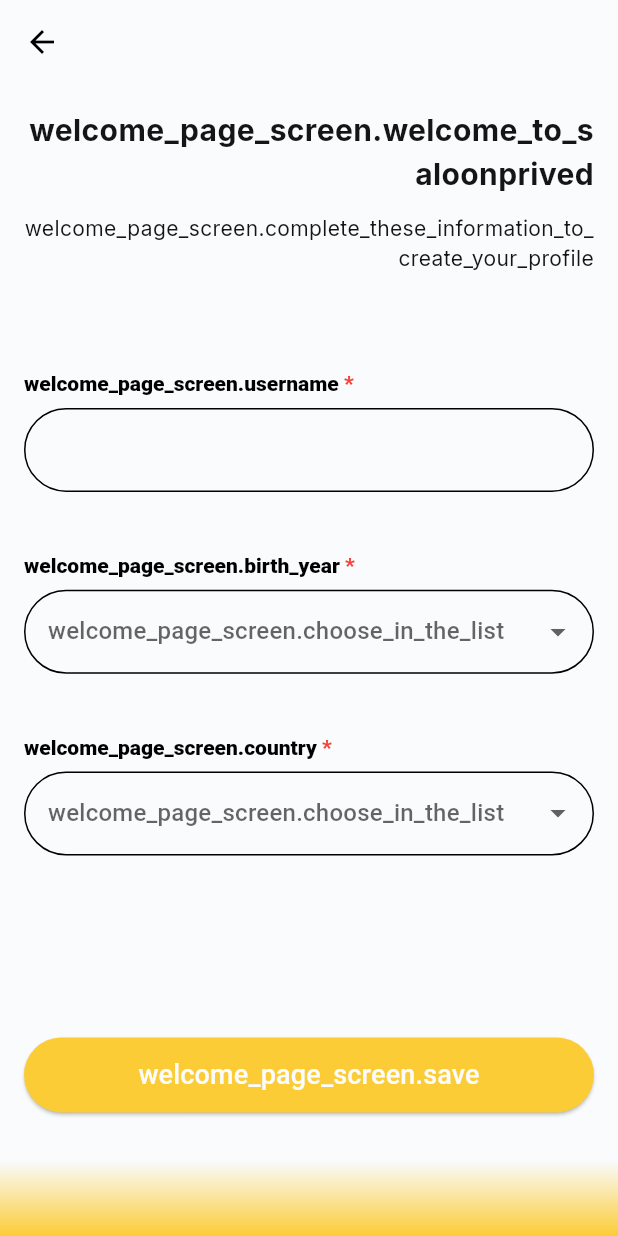
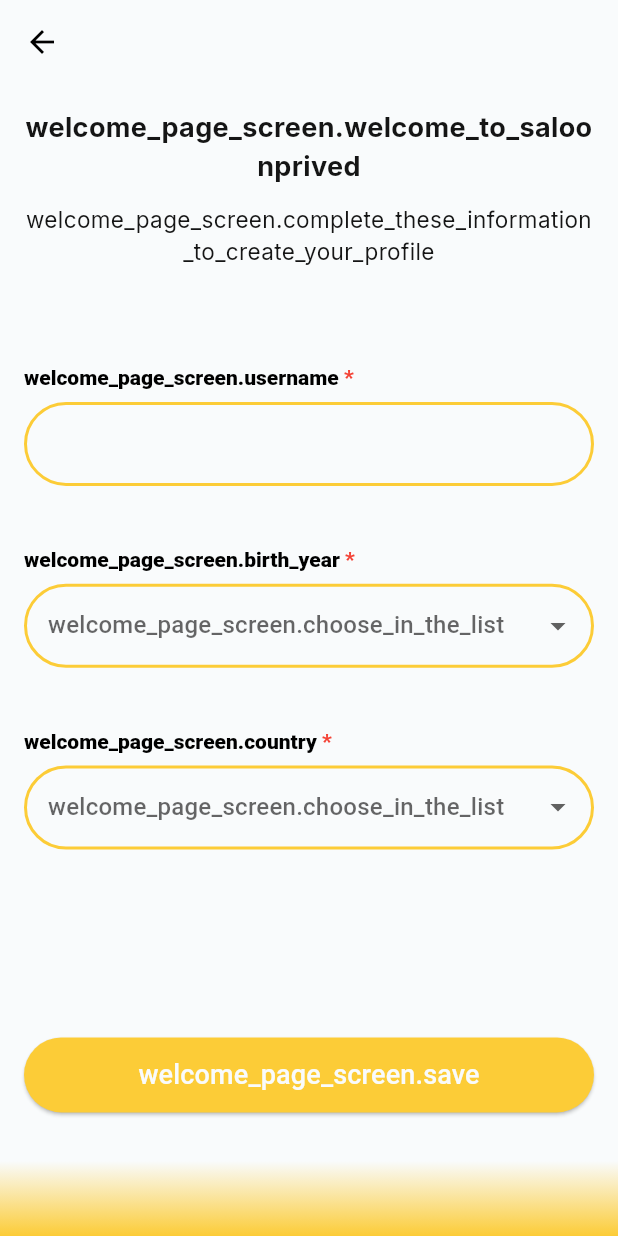
Before and after one commit to bantubeat/saloonprived_app_ui, a Flutter app: the ProfileCreationScreen screen opened directly, on a phone screen of 412 x 824 dp. Run offline on Flutter 3.47's test engine with Material 3 defaults, Android fonts, the phone set to English and light mode, and no system bars; our stand-ins replace carousel_slider, easy_localization, flutter_vector_icons, google_fonts, image_picker, url_strategy and 1 more.

Commit message:
ticket-2.1/profile-creation-screen update

```diff
--- a/lib/src/screens/profile_creation/profile_creation_screen.dart
+++ b/lib/src/screens/profile_creation/profile_creation_screen.dart
@@ -18,11 +18,22 @@ class _ProfileCreationScreenState extends State<ProfileCreationScreen> {
   String? selectedYear;
   String? selectedCountry;
 
+  // Ajoutez cette méthode pour calculer la taille du texte
+  double _calculateTextSize(BuildContext context) {
+    final screenSize = MediaQuery.of(context).size;
+    if (screenSize.width <= 375 && screenSize.height <= 667) {
+      return 16; // Taille de texte réduite pour les petits écrans
+    }
+    return 18; // Taille de texte par défaut pour les écrans plus grands
+  }
+
   @override
   Widget build(BuildContext context) {
+    // Calculez la taille du texte
+    final textSize = _calculateTextSize(context);
+
     return Scaffold(
-      appBar: AppBar(
-      ),
+      appBar: AppBar(),
       body: Stack(
         children: [
           Padding(
@@ -40,23 +51,53 @@ class _ProfileCreationScreenState extends State<ProfileCreationScreen> {
                           child: Column(
                             crossAxisAlignment: CrossAxisAlignment.stretch,
                             children: [
-                              Text(LocaleKeys.welcome_page_screen_welcome_to_saloonprived.tr(), textAlign: TextAlign.end, style: const TextStyle(fontSize: 20, fontWeight: FontWeight.bold),),
+                              Text(
+                                LocaleKeys
+                                    .welcome_page_screen_welcome_to_saloonprived
+                                    .tr(),
+                                textAlign: TextAlign.center,
+                                style: TextStyle(
+                                  fontSize:
+                                      textSize, // Utilisez la taille calculée
+                                  fontWeight: FontWeight.bold,
+                                ),
+                              ),
                               const SizedBox(height: 12),
-                              Text(LocaleKeys.welcome_page_screen_complete_these_information_to_create_your_profile.tr(), textAlign: TextAlign.end),
+                              Text(
+                                LocaleKeys
+                                    .welcome_page_screen_complete_these_information_to_create_your_profile
+                                    .tr(),
+                                textAlign: TextAlign.center,
+                                style: TextStyle(
+                                  fontSize: textSize -
+                                      3, // Utilisez la taille calculée
+                                ),
+                              ),
                             ],
                           ),
                         ),
-                        SizedBox(height: MediaQuery.of(context).size.height * 0.08),
-                        RichTextWidget(text: LocaleKeys.welcome_page_screen_username.tr()),
+                        SizedBox(
+                          height: MediaQuery.of(context).size.height * 0.08,
+                        ),
+                        RichTextWidget(
+                          text: LocaleKeys.welcome_page_screen_username.tr(),
+                        ),
                         const SizedBox(height: 8),
                         const SimpleTextFormField(),
-                        SizedBox(height: MediaQuery.of(context).size.height * 0.05),
-                        RichTextWidget(text: LocaleKeys.welcome_page_screen_birth_year.tr()),
+                        SizedBox(
+                          height: MediaQuery.of(context).size.height * 0.05,
+                        ),
+                        RichTextWidget(
+                          text: LocaleKeys.welcome_page_screen_birth_year.tr(),
+                        ),
                         const SizedBox(height: 8),
                         CustomDropdownButtonFormField<String>(
                           value: selectedYear,
-                          hint: LocaleKeys.welcome_page_screen_choose_in_the_list.tr(),
-                          items: List.generate(100, (index) => DateTime.now().year - index)
+                          hint: LocaleKeys
+                              .welcome_page_screen_choose_in_the_list
+                              .tr(),
+                          items: List.generate(
+                                  100, (index) => DateTime.now().year - index,)
                               .map((year) => year.toString())
                               .toList(),
                           onChanged: (value) {
@@ -65,13 +106,22 @@ class _ProfileCreationScreenState extends State<ProfileCreationScreen> {
                             });
                           },
                         ),
-                        SizedBox(height: MediaQuery.of(context).size.height * 0.05),
-                        RichTextWidget(text: LocaleKeys.welcome_page_screen_country.tr()),
+                        SizedBox(
+                            height: MediaQuery.of(context).size.height * 0.05,),
+                        RichTextWidget(
+                            text: LocaleKeys.welcome_page_screen_country.tr(),),
                         const SizedBox(height: 8),
                         CustomDropdownButtonFormField<String>(
                           value: selectedCountry,
-                          hint: LocaleKeys.welcome_page_screen_choose_in_the_list.tr(),
-                          items: const ['France', 'Belgique', 'Suisse', 'Canada'],
+                          hint: LocaleKeys
+                              .welcome_page_screen_choose_in_the_list
+                              .tr(),
+                          items: const [
+                            'France',
+                            'Belgique',
+                            'Suisse',
+                            'Canada',
+                          ],
                           onChanged: (value) {
                             setState(() {
                               selectedCountry = value;
@@ -119,7 +169,10 @@ class _ProfileCreationScreenState extends State<ProfileCreationScreen> {
                   borderRadius: BorderRadius.circular(30.0),
                 ),
               ),
-              child: Text(LocaleKeys.welcome_page_screen_save.tr(), style: const TextStyle(fontSize: 18, color: AppColors.myWhite),),
+              child: Text(
+                LocaleKeys.welcome_page_screen_save.tr(),
+                style: const TextStyle(fontSize: 18, color: AppColors.myWhite),
+              ),
             ),
           ),
         ],
--- a/lib/src/screens/profile_creation/widgets/custom_dropdown_button.dart
+++ b/lib/src/screens/profile_creation/widgets/custom_dropdown_button.dart
@@ -1,4 +1,5 @@
 import 'package:flutter/material.dart';
+import 'package:saloonprived_app/src/config/app_colors.dart';
 
 class CustomDropdownButtonFormField<T> extends StatelessWidget {
   final T? value;
@@ -22,12 +23,24 @@ class CustomDropdownButtonFormField<T> extends StatelessWidget {
       decoration: InputDecoration(
         border: OutlineInputBorder(
           borderRadius: BorderRadius.circular(30.0),
+          borderSide: const BorderSide(
+            width: 2,
+            color: AppColors.bantubeatPrimary,
+          ),
         ),
         enabledBorder: OutlineInputBorder(
           borderRadius: BorderRadius.circular(30.0),
+          borderSide: const BorderSide(
+            width: 2,
+            color: AppColors.bantubeatPrimary,
+          ),
         ),
         focusedBorder: OutlineInputBorder(
           borderRadius: BorderRadius.circular(30.0),
+          borderSide: const BorderSide(
+            width: 2,
+            color: AppColors.bantubeatPrimary,
+          ),
         ),
       ),
       items: items
--- a/lib/src/screens/profile_creation/widgets/simple_textformfield.dart
+++ b/lib/src/screens/profile_creation/widgets/simple_textformfield.dart
@@ -1,4 +1,5 @@
 import 'package:flutter/material.dart';
+import 'package:saloonprived_app/src/config/app_colors.dart';
 
 class SimpleTextFormField extends StatelessWidget {
   const SimpleTextFormField({
@@ -11,12 +12,24 @@ class SimpleTextFormField extends StatelessWidget {
       decoration: InputDecoration(
         border: OutlineInputBorder(
           borderRadius: BorderRadius.circular(30.0),
+          borderSide: const BorderSide(
+            width: 2,
+            color: AppColors.bantubeatPrimary,
+          ),
         ),
         enabledBorder: OutlineInputBorder(
           borderRadius: BorderRadius.circular(30.0),
+          borderSide: const BorderSide(
+            width: 2,
+            color: AppColors.bantubeatPrimary,
+          ),
         ),
         focusedBorder: OutlineInputBorder(
           borderRadius: BorderRadius.circular(30.0),
+          borderSide: const BorderSide(
+            width: 2,
+            color: AppColors.bantubeatPrimary,
+          ),
         ),
       ),
     );
```
Also changed, not shown: lib/src/screens/profile_creation/category_screen.dart (added, +184 -0 lines).
